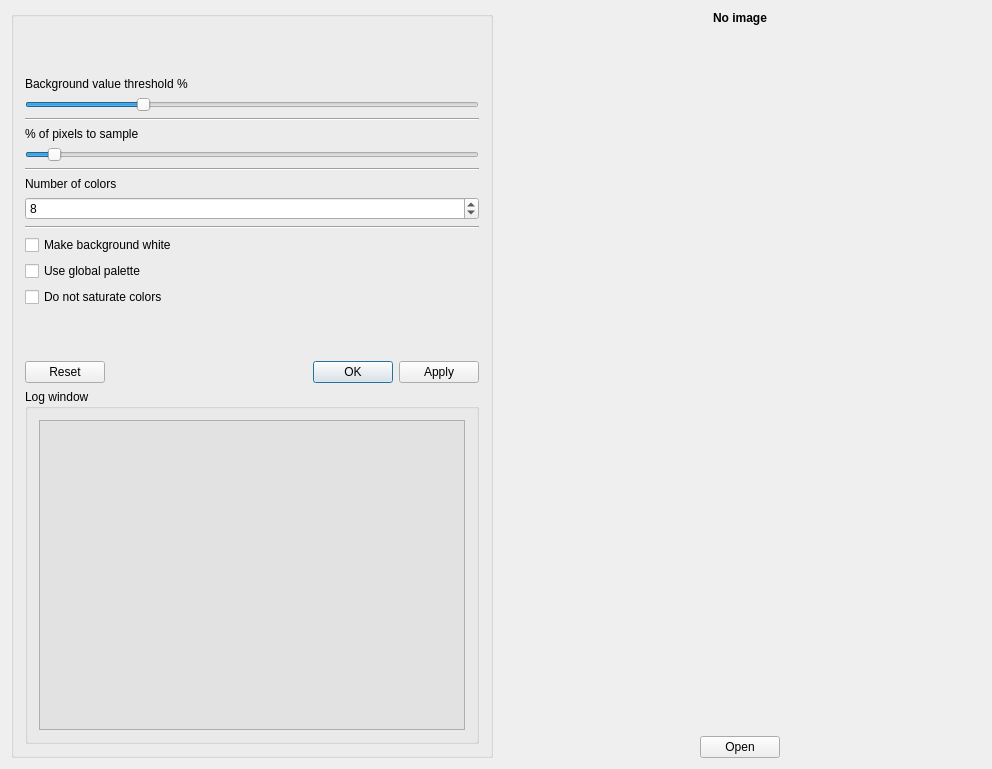
clapautius/noteshrink-qt, file noteshrinkdialog.ui: the form before one commit.
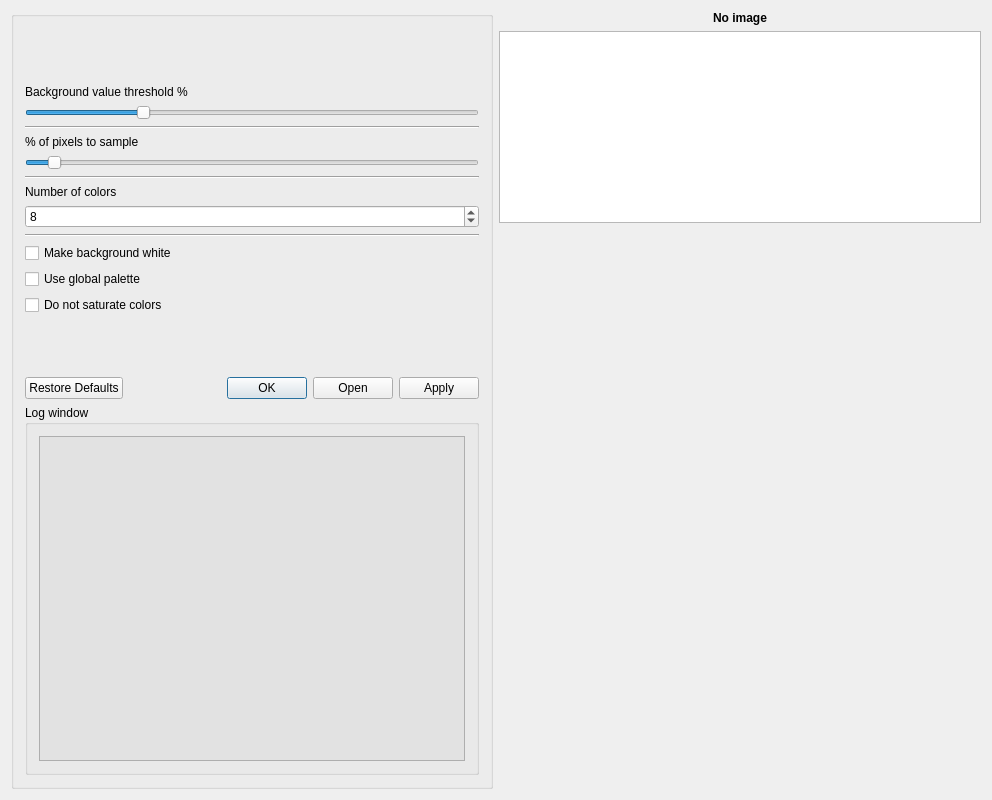
The form after the commit.

The edit to the form file:
```diff
--- a/noteshrinkdialog.ui
+++ b/noteshrinkdialog.ui
@@ -7,7 +7,7 @@
     <x>0</x>
     <y>0</y>
     <width>992</width>
-    <height>769</height>
+    <height>800</height>
    </rect>
   </property>
   <property name="windowTitle">
@@ -147,7 +147,7 @@
         <item>
          <widget class="QDialogButtonBox" name="m_params_button_box">
           <property name="standardButtons">
-           <set>QDialogButtonBox::Apply|QDialogButtonBox::Ok|QDialogButtonBox::Reset</set>
+           <set>QDialogButtonBox::Apply|QDialogButtonBox::Ok|QDialogButtonBox::Open|QDialogButtonBox::RestoreDefaults</set>
           </property>
          </widget>
         </item>
@@ -207,6 +207,16 @@
          </property>
         </widget>
        </item>
+       <item>
+        <widget class="QListView" name="m_preview_files">
+         <property name="sizePolicy">
+          <sizepolicy hsizetype="Expanding" vsizetype="Fixed">
+           <horstretch>0</horstretch>
+           <verstretch>0</verstretch>
+          </sizepolicy>
+         </property>
+        </widget>
+       </item>
        <item>
         <widget class="QLabel" name="m_preview_area">
          <property name="sizePolicy">
@@ -220,16 +230,6 @@
          </property>
         </widget>
        </item>
-       <item>
-        <widget class="QDialogButtonBox" name="m_preview_button_box">
-         <property name="standardButtons">
-          <set>QDialogButtonBox::Open</set>
-         </property>
-         <property name="centerButtons">
-          <bool>true</bool>
-         </property>
-        </widget>
-       </item>
       </layout>
      </item>
     </layout>
```
